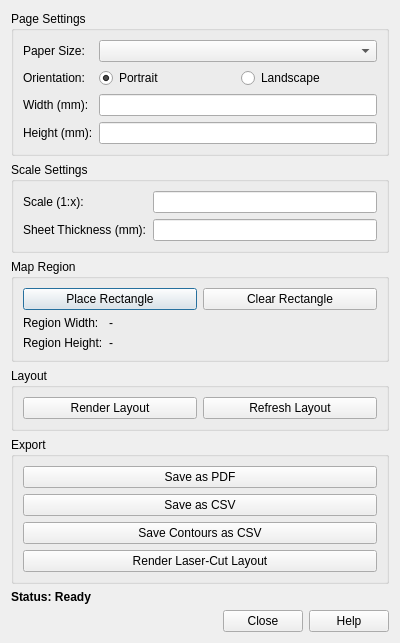
Above: terrain_model_maker/terrain_model_dialog_base.ui from MJHamar/qgis_model_makes before the change. Below: the same form after it.
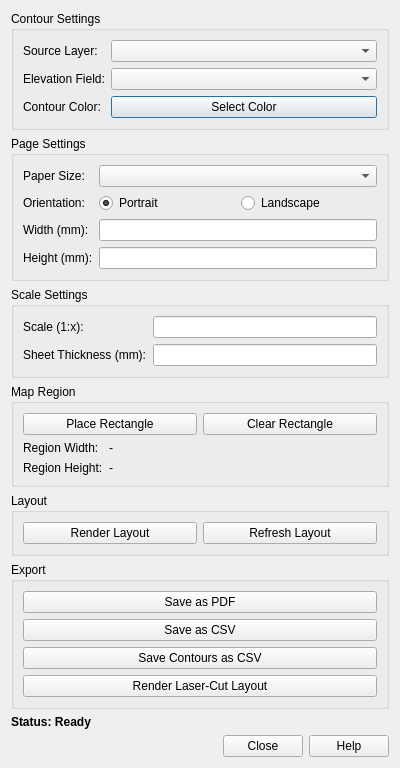
That is the form after the change.

Commit message: implemented contour manager

What changed in the file:
```diff
--- a/terrain_model_maker/terrain_model_dialog_base.ui
+++ b/terrain_model_maker/terrain_model_dialog_base.ui
@@ -7,13 +7,67 @@
     <x>0</x>
     <y>0</y>
     <width>400</width>
-    <height>550</height>
+    <height>650</height>
    </rect>
   </property>
   <property name="windowTitle">
    <string>Terrain Model Maker</string>
   </property>
   <layout class="QVBoxLayout" name="verticalLayout">
+   <item>
+    <widget class="QGroupBox" name="contour_settings_group">
+     <property name="title">
+      <string>Contour Settings</string>
+     </property>
+     <layout class="QVBoxLayout" name="verticalLayout_7">
+      <item>
+       <layout class="QFormLayout" name="formLayout_6">
+        <item row="0" column="0">
+         <widget class="QLabel" name="label_contour_layer">
+          <property name="text">
+           <string>Source Layer:</string>
+          </property>
+         </widget>
+        </item>
+        <item row="0" column="1">
+         <widget class="QComboBox" name="cmb_contour_layer"/>
+        </item>
+        <item row="1" column="0">
+         <widget class="QLabel" name="label_elev_field">
+          <property name="text">
+           <string>Elevation Field:</string>
+          </property>
+         </widget>
+        </item>
+        <item row="1" column="1">
+         <widget class="QComboBox" name="cmb_elevation_field">
+          <property name="sizePolicy">
+           <sizepolicy hsizetype="Expanding" vsizetype="Fixed">
+            <horstretch>0</horstretch>
+            <verstretch>0</verstretch>
+           </sizepolicy>
+          </property>
+         </widget>
+        </item>
+        <item row="2" column="0">
+         <widget class="QLabel" name="label_contour_color">
+          <property name="text">
+           <string>Contour Color:</string>
+          </property>
+         </widget>
+        </item>
+        <item row="2" column="1">
+         <widget class="QPushButton" name="btn_contour_color">
+          <property name="text">
+           <string>Select Color</string>
+          </property>
+         </widget>
+        </item>
+       </layout>
+      </item>
+     </layout>
+    </widget>
+   </item>
    <item>
     <widget class="QGroupBox" name="page_settings_group">
      <property name="title">
```
The commit also changes 3 other files.
